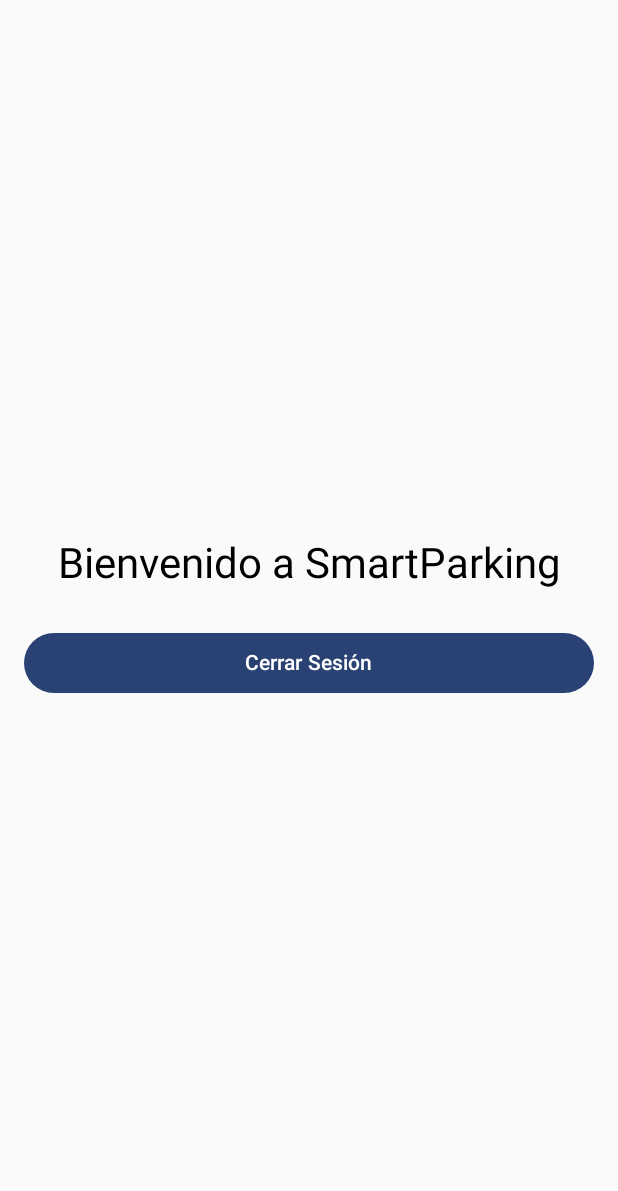
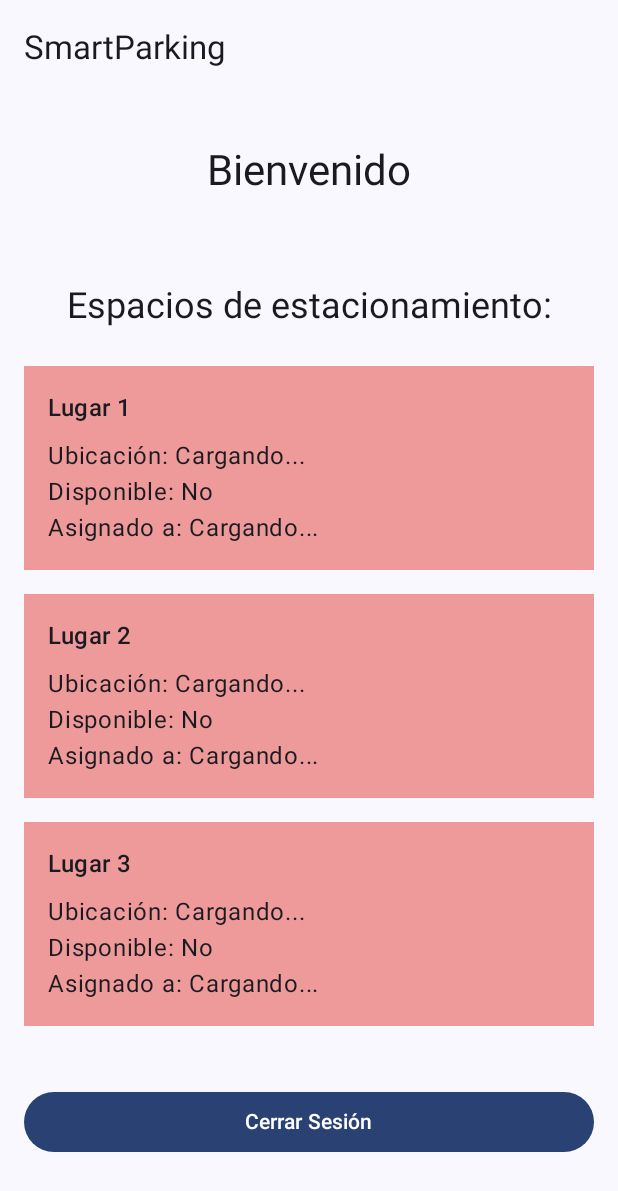
Before and after one commit to sebdev16/Parking-AI-mobile, an Android app built with Jetpack Compose: the HomeScreen screen opened through its navigation route, on a phone screen of 412 x 824 dp. Shown: the top 1191 px of the screen. Run offline under Robolectric (Android 15) with nearby library versions, the phone set to English and light mode, and no system bars; our stand-ins replace Firebase (no records; nobody signed in at launch, a user with empty details on screens opened directly).

Commit message:
se agregaron las "cards" en cada lugar de estacionamiento \

```diff
--- a/app/src/main/java/com/example/parkingai/MainActivity.kt
+++ b/app/src/main/java/com/example/parkingai/MainActivity.kt
@@ -6,12 +6,14 @@ import android.widget.Toast
 import androidx.activity.ComponentActivity
 import androidx.activity.compose.setContent
 import androidx.activity.enableEdgeToEdge
+import androidx.compose.foundation.background
 import androidx.compose.foundation.clickable
 import androidx.compose.foundation.layout.*
 import androidx.compose.material3.*
 import androidx.compose.runtime.*
 import androidx.compose.ui.Alignment
 import androidx.compose.ui.Modifier
+import androidx.compose.ui.graphics.Color
 import androidx.compose.ui.platform.LocalContext
 import androidx.compose.ui.text.input.PasswordVisualTransformation
 import androidx.compose.ui.tooling.preview.Preview
@@ -25,6 +27,7 @@ import com.airbnb.lottie.compose.*
 import com.example.parkingai.ui.theme.ParkingAITheme
 import com.google.firebase.FirebaseApp
 import com.google.firebase.auth.ktx.auth
+import com.google.firebase.auth.ktx.userProfileChangeRequest
 import com.google.firebase.firestore.ktx.firestore
 import com.google.firebase.ktx.Firebase
 import kotlinx.coroutines.delay
@@ -80,6 +83,7 @@ fun SplashScreen(navController: NavController) {
         Text(text = "SmartParking", style = MaterialTheme.typography.headlineMedium)
     }
 }
+
 
 @Composable
 fun LoginScreen(navController: NavController) {
@@ -302,21 +306,79 @@ fun RegisterScreen(navController: NavController) {
     }
 }
 
+@OptIn(ExperimentalMaterial3Api::class)
 @Composable
 fun HomeScreen(navController: NavController) {
     val context = LocalContext.current
     val auth = Firebase.auth
+    val db = Firebase.firestore
+    var espacios by remember { mutableStateOf(listOf<Map<String, Any>>()) }
+//    val usuarioActual = auth.currentUser?.displayName ?: "displayname"
 
+    LaunchedEffect(Unit) {
+        db.collection("parking_spaces")
+            .get()
+            .addOnSuccessListener { result ->
+                val lista = result.documents.mapNotNull { doc ->
+                    mapOf(
+                        "ubicacion" to (doc.getString("ubicacion") ?: "Sin ubicación"),
+                        "disponible" to (doc.getBoolean("disponible") ?: false),
+                        "usuarioAsignado" to (doc.getString("usuarioAsignado") ?: "Ninguno")
+                    )
+                }
+                espacios = lista
+            }
+    }
+
+    Scaffold(
+        topBar = {
+            TopAppBar(
+                title = {
+                    Text("SmartParking")
+                }
+            )
+        },
+        content = { padding ->
             Column(
                 modifier = Modifier
+                    .padding(padding)
                     .fillMaxSize()
-            .padding(16.dp),
-        verticalArrangement = Arrangement.Center,
+                    .padding(top = 32.dp, start = 16.dp, end = 16.dp, bottom = 16.dp),
+                verticalArrangement = Arrangement.Top,
                 horizontalAlignment = Alignment.CenterHorizontally
             ) {
-        Text(text = "Bienvenido a SmartParking", style = MaterialTheme.typography.headlineMedium)
+                Text(text = "Bienvenido", style = MaterialTheme.typography.headlineMedium)
+                Spacer(modifier = Modifier.height(24.dp))
 
-        Spacer(modifier = Modifier.height(24.dp))
+
+                Spacer(modifier = Modifier.height(32.dp))
+
+                Text("Espacios de estacionamiento:", style = MaterialTheme.typography.headlineSmall)
+                Spacer(modifier = Modifier.height(16.dp))
+
+                repeat(3) { index ->
+                    val espacio = espacios.getOrNull(index)
+                    val disponible = espacio?.get("disponible") as? Boolean ?: false
+                    val color = if (disponible) Color(0xFFA5D6A7) else Color(0xFFEF9A9A)
+
+                    Card(
+                        modifier = Modifier
+                            .fillMaxWidth()
+                            .padding(vertical = 8.dp)
+                            .background(color),
+                        colors = CardDefaults.cardColors(containerColor = color)
+                    ) {
+                        Column(modifier = Modifier.padding(16.dp)) {
+                            Text("Lugar ${index + 1}", style = MaterialTheme.typography.titleMedium)
+                            Spacer(modifier = Modifier.height(8.dp))
+                            Text("Ubicación: ${espacio?.get("ubicacion") ?: "Cargando..."}")
+                            Text("Disponible: ${if (disponible) "Sí" else "No"}")
+                            Text("Asignado a: ${espacio?.get("usuarioAsignado") ?: "Cargando..."}")
+                        }
+                    }
+                }
+
+                Spacer(modifier = Modifier.height(32.dp))
 
                 Button(
                     onClick = {
@@ -330,8 +392,12 @@ fun HomeScreen(navController: NavController) {
                 ) {
                     Text("Cerrar Sesión")
                 }
+
             }
         }
+    )
+}
+
 
 @Preview(showBackground = true)
 @Composable
```
Lines whose indentation alone changed are shown as unchanged.
